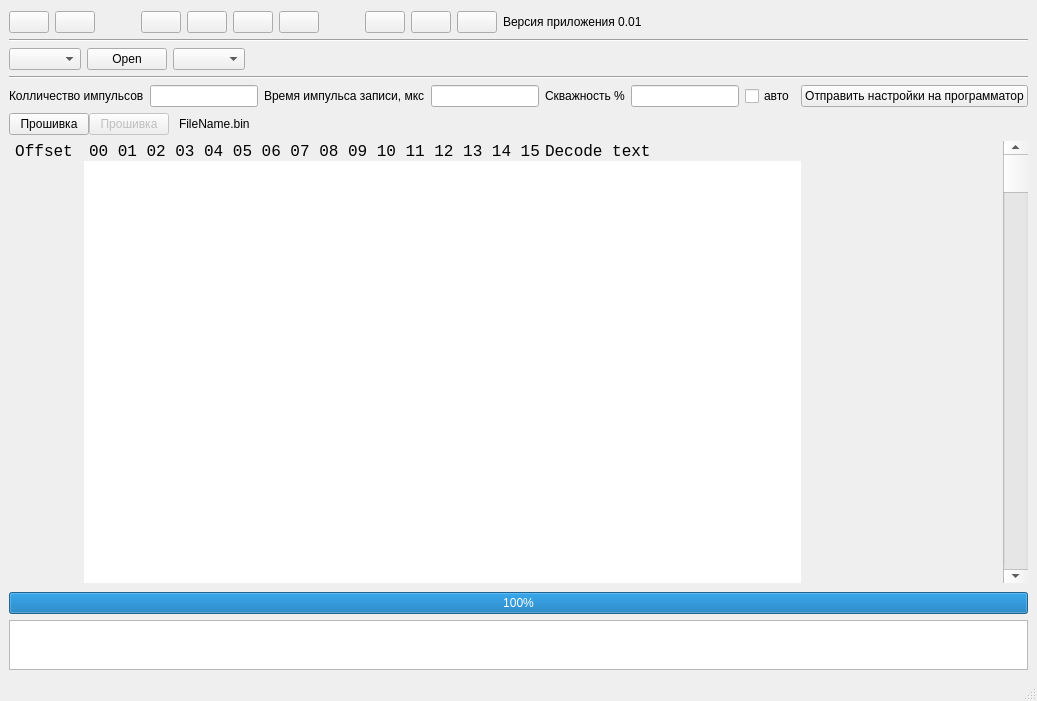
Before: the Qt Designer form diduino_prog/mainwindow.ui in Radionews/diduino, drawn with Qt 5.
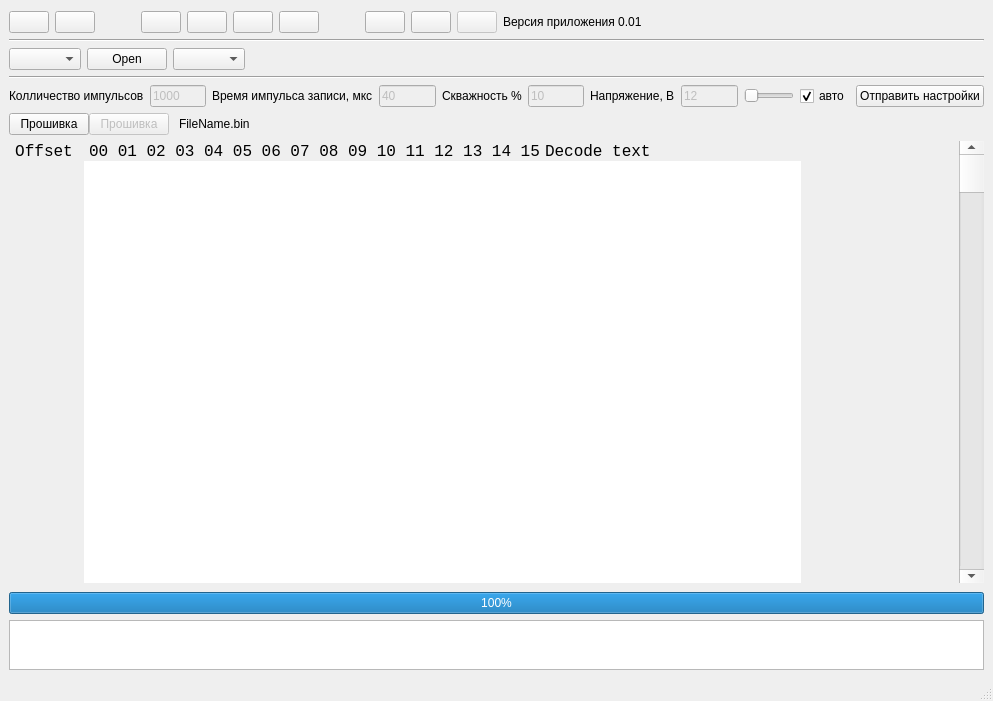
After: the same form once the commit is applied. Icons and pictures are not drawn.

Patch:
```diff
--- a/diduino_prog/mainwindow.ui
+++ b/diduino_prog/mainwindow.ui
@@ -6,7 +6,7 @@
    <rect>
     <x>0</x>
     <y>0</y>
-    <width>933</width>
+    <width>993</width>
     <height>701</height>
    </rect>
   </property>
@@ -225,6 +225,9 @@
           </item>
           <item>
            <widget class="QPushButton" name="online_but">
+            <property name="enabled">
+             <bool>false</bool>
+            </property>
             <property name="text">
              <string/>
             </property>
@@ -328,12 +331,27 @@
           </item>
           <item>
            <widget class="QLineEdit" name="lineEdit_2">
+            <property name="enabled">
+             <bool>false</bool>
+            </property>
             <property name="sizePolicy">
              <sizepolicy hsizetype="Minimum" vsizetype="Fixed">
               <horstretch>0</horstretch>
               <verstretch>0</verstretch>
              </sizepolicy>
             </property>
+            <property name="minimumSize">
+             <size>
+              <width>50</width>
+              <height>0</height>
+             </size>
+            </property>
+            <property name="text">
+             <string>1000</string>
+            </property>
+            <property name="readOnly">
+             <bool>false</bool>
+            </property>
            </widget>
           </item>
           <item>
@@ -345,12 +363,27 @@
           </item>
           <item>
            <widget class="QLineEdit" name="lineEdit">
+            <property name="enabled">
+             <bool>false</bool>
+            </property>
             <property name="sizePolicy">
              <sizepolicy hsizetype="Minimum" vsizetype="Fixed">
               <horstretch>0</horstretch>
               <verstretch>0</verstretch>
              </sizepolicy>
             </property>
+            <property name="minimumSize">
+             <size>
+              <width>50</width>
+              <height>0</height>
+             </size>
+            </property>
+            <property name="text">
+             <string>40</string>
+            </property>
+            <property name="readOnly">
+             <bool>false</bool>
+            </property>
            </widget>
           </item>
           <item>
@@ -362,11 +395,65 @@
           </item>
           <item>
            <widget class="QLineEdit" name="lineEdit_3">
+            <property name="enabled">
+             <bool>false</bool>
+            </property>
             <property name="sizePolicy">
              <sizepolicy hsizetype="Minimum" vsizetype="Fixed">
               <horstretch>0</horstretch>
               <verstretch>0</verstretch>
              </sizepolicy>
+            </property>
+            <property name="minimumSize">
+             <size>
+              <width>50</width>
+              <height>0</height>
+             </size>
+            </property>
+            <property name="text">
+             <string>10</string>
+            </property>
+            <property name="readOnly">
+             <bool>false</bool>
+            </property>
+           </widget>
+          </item>
+          <item>
+           <widget class="QLabel" name="label_6">
+            <property name="text">
+             <string>Напряжение, В</string>
+            </property>
+           </widget>
+          </item>
+          <item>
+           <widget class="QLineEdit" name="lineEdit_4">
+            <property name="enabled">
+             <bool>false</bool>
+            </property>
+            <property name="minimumSize">
+             <size>
+              <width>50</width>
+              <height>0</height>
+             </size>
+            </property>
+            <property name="text">
+             <string>12</string>
+            </property>
+            <property name="readOnly">
+             <bool>false</bool>
+            </property>
+           </widget>
+          </item>
+          <item>
+           <widget class="QSlider" name="horizontalSlider">
+            <property name="minimumSize">
+             <size>
+              <width>50</width>
+              <height>0</height>
+             </size>
+            </property>
+            <property name="orientation">
+             <enum>Qt::Horizontal</enum>
             </property>
            </widget>
           </item>
@@ -375,12 +462,15 @@
             <property name="text">
              <string>авто</string>
             </property>
+            <property name="checked">
+             <bool>true</bool>
+            </property>
            </widget>
           </item>
           <item>
            <widget class="QPushButton" name="pushButton">
             <property name="text">
-             <string>Отправить настройки на программатор</string>
+             <string>Отправить настройки</string>
             </property>
            </widget>
           </item>
```
Left out of the diff: 7 changed lines with no effect on the pictures.
